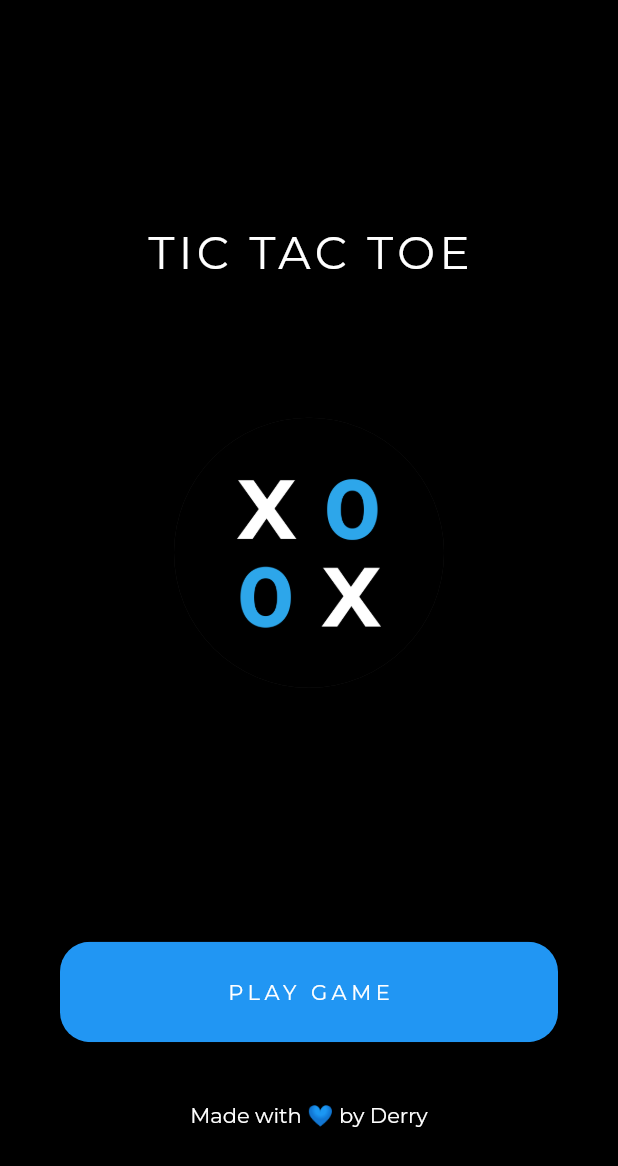
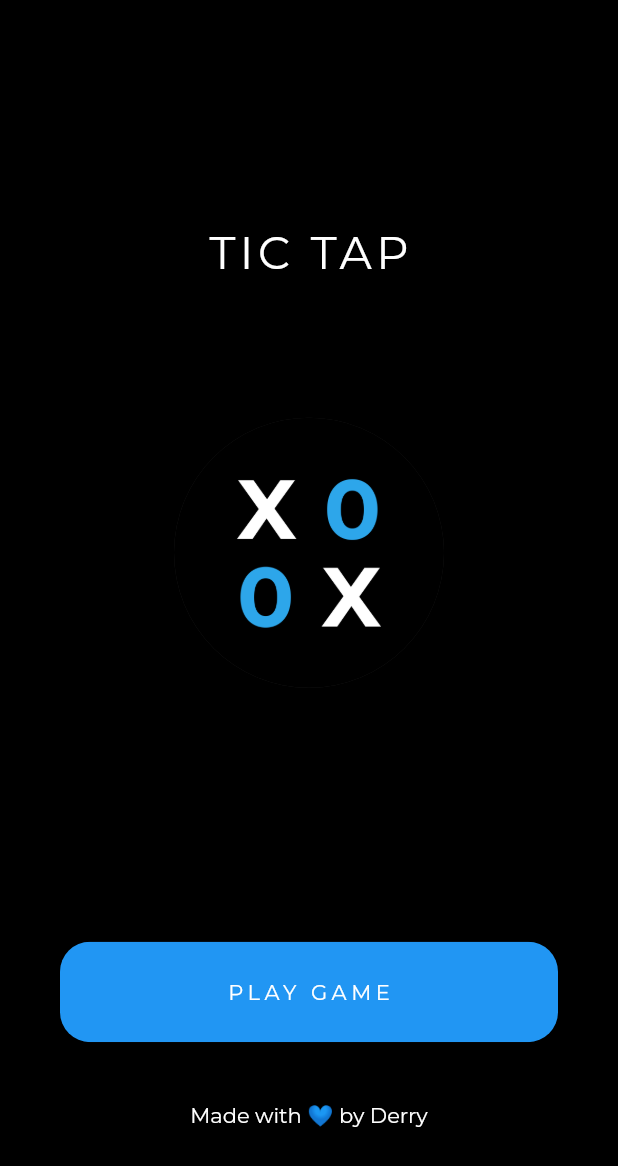
Before and after one commit to derryraja/TicTap, a Flutter app: the screen it shows after launch, on a phone screen of 412 x 824 dp. Shown: the top 1166 px of the screen. Run offline on Flutter 3.47's test engine with Material 2 defaults, Android fonts, the phone set to English and light mode, and no system bars; drawn by our look-alikes of avatar_glow; our stand-ins replace google_fonts.

Commit message:
Modified UI

```diff
--- a/lib/main.dart
+++ b/lib/main.dart
@@ -47,7 +47,7 @@ class _IntroScreenState extends State<IntroScreen>
                   Expanded(
                     child: Container(
                       child: Text(
-                        "TIC TAC TOE",
+                        "TIC TAP",
                         style: myNewFontWhite.copyWith(fontSize: 30),
                       ),
                     ),
```
